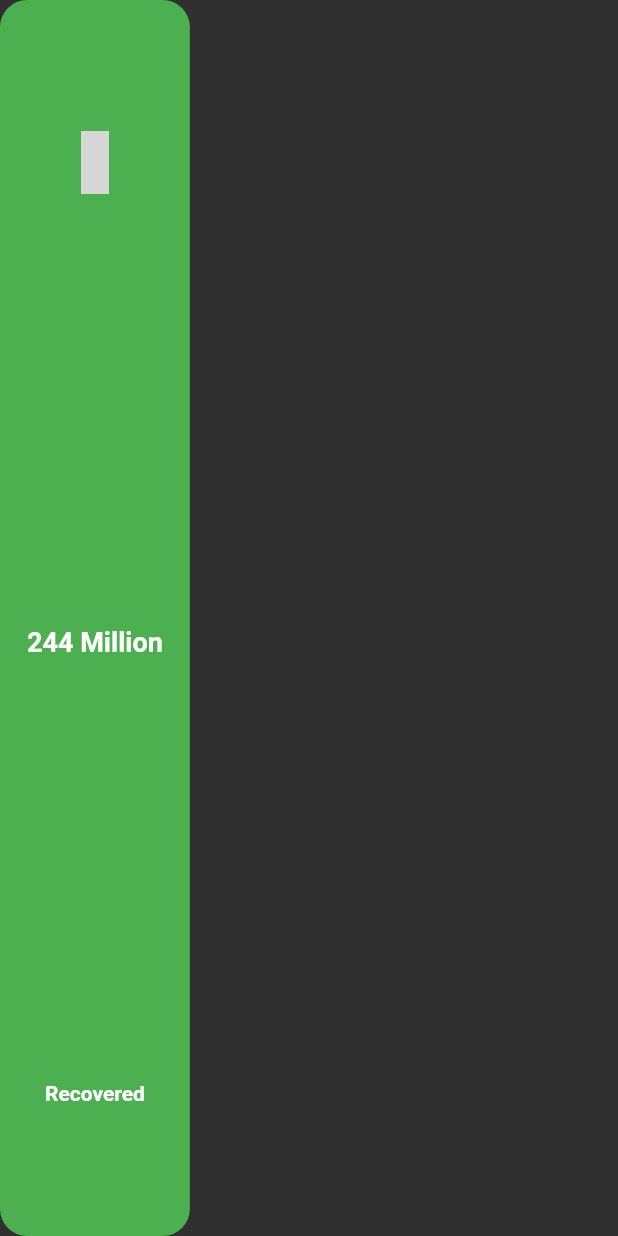
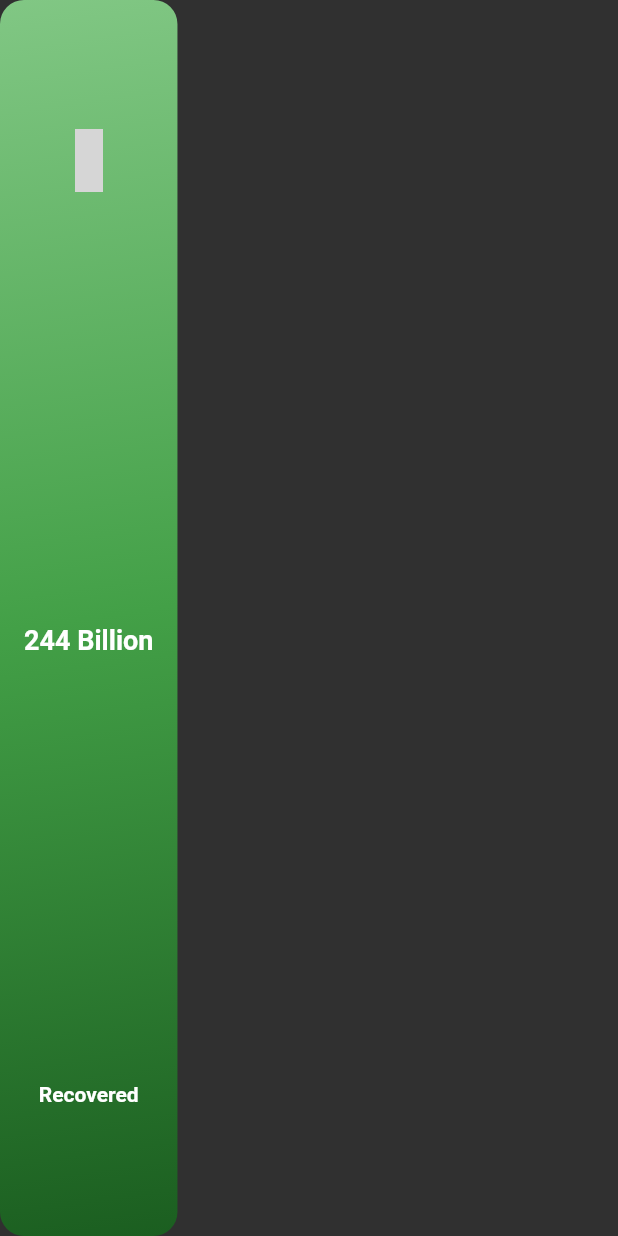
Before and after one commit to AniketNandi211/Nobel-Covid-tracker-app, a Flutter app: the GlobalCovidStatViewer widget shown alone on an empty page, opened directly, on a phone screen of 412 x 824 dp. Run offline on Flutter 3.47's test engine with Material 2 defaults, Android fonts, the phone set to English and light mode, and no system bars; our stand-ins replace bottom_navy_bar, carousel_slider, flutter_dotenv, font_awesome_flutter, material_design_icons_flutter; network calls fail; statements that could not run were skipped; grey boxes are pictures that could not be loaded.

```diff
--- a/lib/main.dart
+++ b/lib/main.dart
@@ -10,7 +10,7 @@ void main() async{
   await DotEnv().load('.env');
 
   // Do testing stuff here -->
-  CovidService.countriesCovidData;
+  print(await CovidService.globalCovidData);
 
 
   // run the application
--- a/lib/screens/symptoms_view/symptoms_page.dart
+++ b/lib/screens/symptoms_view/symptoms_page.dart
@@ -91,7 +91,7 @@ class _SymptomsPageState extends State<SymptomsPage> {
                   ),
                   child: Text(
                     '@ Feeds',
-                    style: TextStyle(fontSize: 22),
+                    style: TextStyle(fontSize: 22,),
                   ),
                 ),
               ),
@@ -111,7 +111,7 @@ class _SymptomsPageState extends State<SymptomsPage> {
                   style: TextStyle(fontSize: 22),
                 ),
               ),
-              SizedBox(height: 20.0,),
+              SizedBox(height: 16.0,),
               Padding(
                 padding: const EdgeInsets.symmetric(
                   horizontal: 10.0,
--- a/lib/widgets/GlobalCovidStatViewer.dart
+++ b/lib/widgets/GlobalCovidStatViewer.dart
@@ -19,10 +19,14 @@ class GlobalCovidStatViewer extends StatelessWidget {
   @override
   Widget build(BuildContext context) {
     return Container(
-      padding: const EdgeInsets.all(18.0),
+      padding: const EdgeInsets.all(16.0),
       decoration: BoxDecoration(
-        color: cardColor,
-        borderRadius: BorderRadius.circular(18.0)
+        gradient: LinearGradient(
+          colors: [cardColor.shade300, cardColor.shade600, cardColor.shade900],
+          begin: Alignment.topLeft,
+          end: Alignment.bottomRight,
+        ),
+        borderRadius: BorderRadius.circular(16.0)
       ),
       child: Column(
         mainAxisAlignment: MainAxisAlignment.spaceAround,
@@ -32,22 +36,22 @@ class GlobalCovidStatViewer extends StatelessWidget {
             icon,
             size: 42,
           ),
-          SizedBox(height: 12.0,),
+          SizedBox(height: 8.0,),
           Text(
             numberInfo,
             style: TextStyle(
               fontWeight: FontWeight.bold,
               letterSpacing: 0.0,
-              fontSize: 18.0
+              fontSize: 18.0,
             ),
           ),
-          SizedBox(height: 6.0,),
+          SizedBox(height: 4.0,),
           Text(
-              statName,
-              style: TextStyle(
-                fontSize: 14.0,
-                fontWeight: FontWeight.bold,
-              ),
+            statName,
+            style: TextStyle(
+              fontSize: 14.0,
+              fontWeight: FontWeight.bold,
+            ),
           ),
         ],
       ),
```
Also changed, not shown: lib/providers/CovidDataModel.dart (+86 -10 lines), lib/widgets/GlobalCovidCard.dart (+21 -10 lines).
